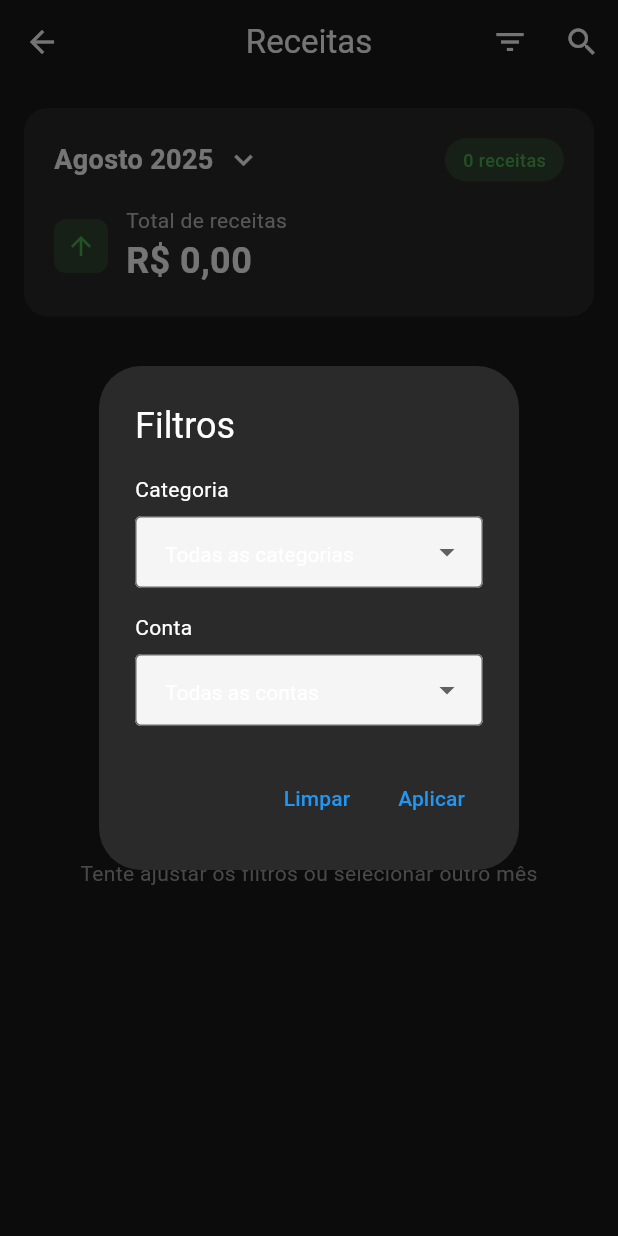
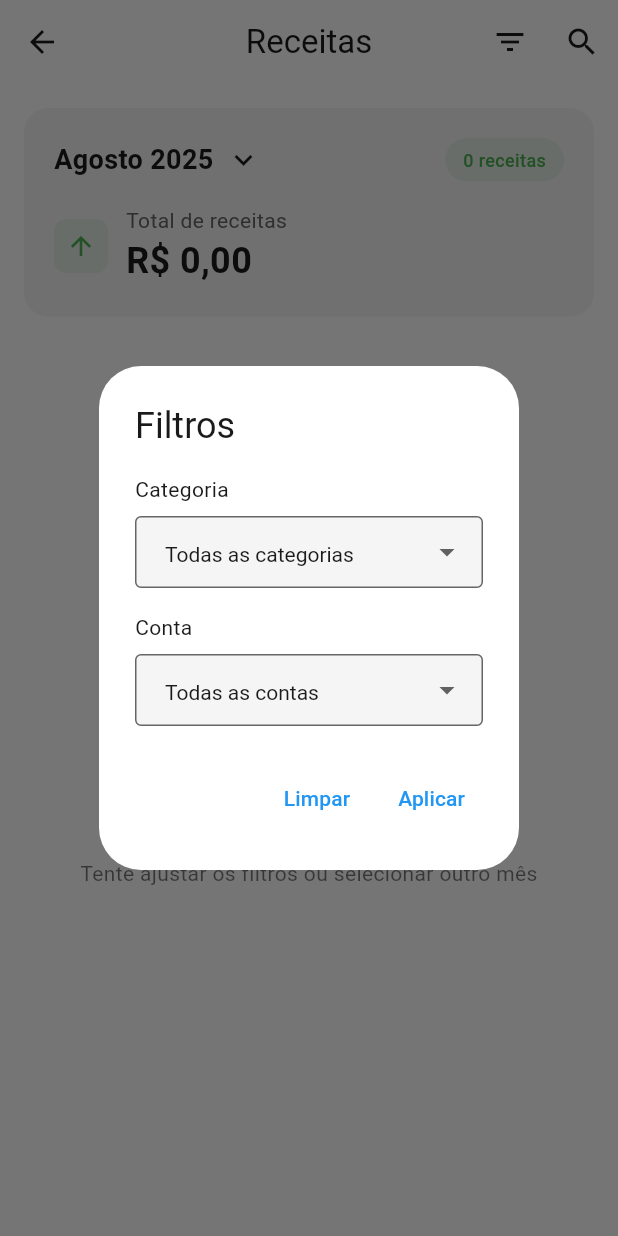
Before and after one commit to pedrovictorpina/financeiro-familiar, a Flutter app: the IncomeScreen screen opened directly, after a tap on the "filter list" icon, on a phone screen of 412 x 824 dp. Run offline on Flutter 3.47's test engine with Material 3 defaults, Android fonts, the phone set to English and light mode, and no system bars; our stand-ins replace cloud_firestore, dio, file_picker, firebase_auth, firebase_core, fl_chart and 3 more; accounts and stored records are empty; network calls fail.

Commit message:
Transações: corrigir temas e erros de compilação\n\n- Remover const de SnackBar e InputDecoration quando há uso de cores dinâmicas via context\n- Padronizar cores de sucesso/erro com TransactionColors e context.errorColor\n- Ajustar ColorScheme dos date pickers para usar cores do tema/cardColor\n- Adicionar import de theme_extensions e remover const em TextStyle com context em transactions_screen\n- Expense: mover e ajustar _selecionarPeriodo dentro da classe e definir DateTimeRange? _intervaloDatas\n- Corrigir SnackBars restantes em add_transfer_screen e add_income_screen

```diff
--- a/financeiro_familiar/lib/screens/transactions/income_screen.dart
+++ b/financeiro_familiar/lib/screens/transactions/income_screen.dart
@@ -1,10 +1,11 @@
 import 'package:flutter/material.dart';
 import 'package:provider/provider.dart';
 import '../../providers/finance_provider.dart';
-import '../../utils/formatters.dart';
 import '../../models/transacao.dart';
 import '../../models/categoria.dart';
 import '../../models/conta.dart';
+import '../../utils/formatters.dart';
+import '../../utils/theme_extensions.dart';
 
 class IncomeScreen extends StatefulWidget {
   const IncomeScreen({super.key});
@@ -30,53 +31,36 @@ class _IncomeScreenState extends State<IncomeScreen> {
 
   List<Transacao> _getFilteredIncomes(List<Transacao> allTransactions) {
     return allTransactions.where((transacao) {
-      // Filtrar apenas receitas
       if (transacao.tipo != TipoTransacao.receita) return false;
-
-      // Filtrar por mês selecionado
-      if (transacao.data.year != _selectedMonth.year ||
-          transacao.data.month != _selectedMonth.month) {
-        return false;
-      }
-
-      // Filtrar por categoria se selecionada
-      if (_selectedCategoryId != null &&
-          transacao.categoriaId != _selectedCategoryId) {
-        return false;
-      }
-
-      // Filtrar por conta se selecionada
-      if (_selectedAccountId != null &&
-          transacao.contaId != _selectedAccountId) {
-        return false;
-      }
-
-      // Filtrar por texto de busca
+      if (transacao.data.year != _selectedMonth.year || transacao.data.month != _selectedMonth.month) return false;
+      if (_selectedCategoryId != null && transacao.categoriaId != _selectedCategoryId) return false;
+      if (_selectedAccountId != null && transacao.contaId != _selectedAccountId) return false;
       if (_searchText.isNotEmpty) {
         return transacao.descricao.toLowerCase().contains(_searchText.toLowerCase());
       }
-
       return true;
     }).toList();
   }
 
-  List<Transacao> _getPaginatedIncomes(List<Transacao> filteredIncomes) {
+  List<Transacao> _getPaginatedIncomes(List<Transacao> filtered) {
     final startIndex = _currentPage * _itemsPerPage;
-    final endIndex = (startIndex + _itemsPerPage).clamp(0, filteredIncomes.length);
-    return filteredIncomes.sublist(startIndex, endIndex);
+    final endIndex = (startIndex + _itemsPerPage).clamp(0, filtered.length);
+    return filtered.sublist(startIndex, endIndex);
   }
 
   @override
   Widget build(BuildContext context) {
+    final theme = Theme.of(context);
+
     return Scaffold(
-      backgroundColor: const Color(0xFF1A1A1A),
+      backgroundColor: theme.scaffoldBackgroundColor,
       appBar: AppBar(
-        backgroundColor: const Color(0xFF1A1A1A),
-        title: const Text(
+        backgroundColor: theme.appBarTheme.backgroundColor,
+        title: Text(
           'Receitas',
-          style: TextStyle(color: Colors.white),
+          style: TextStyle(color: theme.appBarTheme.foregroundColor),
         ),
-        iconTheme: const IconThemeData(color: Colors.white),
+        iconTheme: IconThemeData(color: theme.appBarTheme.foregroundColor),
         actions: [
           IconButton(
             icon: const Icon(Icons.filter_list),
@@ -91,30 +75,25 @@ class _IncomeScreenState extends State<IncomeScreen> {
       body: Consumer<FinanceProvider>(
         builder: (context, financeProvider, child) {
           final filteredIncomes = _getFilteredIncomes(financeProvider.transacoes);
-          final paginatedIncomes = _getPaginatedIncomes(filteredIncomes);
+          final paginated = _getPaginatedIncomes(filteredIncomes);
           final totalPages = (filteredIncomes.length / _itemsPerPage).ceil();
           final totalValue = filteredIncomes.fold(0.0, (sum, t) => sum + t.valor);
 
           return Column(
             children: [
-              // Header com resumo do mês
               _buildMonthHeader(totalValue, filteredIncomes.length),
-
-              // Lista de receitas
               Expanded(
                 child: filteredIncomes.isEmpty
                     ? _buildEmptyState()
                     : ListView.builder(
                         padding: const EdgeInsets.all(16),
-                        itemCount: paginatedIncomes.length,
+                        itemCount: paginated.length,
                         itemBuilder: (context, index) {
-                          final transacao = paginatedIncomes[index];
+                          final transacao = paginated[index];
                           return _buildIncomeCard(context, transacao, financeProvider);
                         },
                       ),
               ),
-
-              // Paginação
               if (totalPages > 1) _buildPagination(totalPages),
             ],
           );
@@ -128,7 +107,7 @@ class _IncomeScreenState extends State<IncomeScreen> {
       margin: const EdgeInsets.all(16),
       padding: const EdgeInsets.all(20),
       decoration: BoxDecoration(
-        color: const Color(0xFF2A2A2A),
+        color: context.containerColor,
         borderRadius: BorderRadius.circular(16),
       ),
       child: Column(
@@ -142,16 +121,16 @@ class _IncomeScreenState extends State<IncomeScreen> {
                   children: [
                     Text(
                       Formatters.formatMonthName(_selectedMonth),
-                      style: const TextStyle(
-                        color: Colors.white,
+                      style: TextStyle(
+                        color: context.primaryText,
                         fontSize: 18,
                         fontWeight: FontWeight.w600,
                       ),
                     ),
                     const SizedBox(width: 8),
-                    const Icon(
+                    Icon(
                       Icons.keyboard_arrow_down,
-                      color: Colors.white,
+                      color: context.primaryText,
                     ),
                   ],
                 ),
@@ -159,13 +138,13 @@ class _IncomeScreenState extends State<IncomeScreen> {
               Container(
                 padding: const EdgeInsets.symmetric(horizontal: 12, vertical: 6),
                 decoration: BoxDecoration(
-                  color: Colors.green.withOpacity(0.2),
+                  color: TransactionColors.getReceitaBackground(context),
                   borderRadius: BorderRadius.circular(20),
                 ),
                 child: Text(
                   '$transactionCount receitas',
                   style: const TextStyle(
-                    color: Colors.green,
+                    color: TransactionColors.receita,
                     fontSize: 12,
                     fontWeight: FontWeight.w500,
                   ),
@@ -179,12 +158,12 @@ class _IncomeScreenState extends State<IncomeScreen> {
               Container(
                 padding: const EdgeInsets.all(8),
                 decoration: BoxDecoration(
-                  color: Colors.green.withOpacity(0.2),
+                  color: TransactionColors.getReceitaBackground(context),
                   borderRadius: BorderRadius.circular(8),
                 ),
                 child: const Icon(
                   Icons.arrow_upward,
-                  color: Colors.green,
+                  color: TransactionColors.receita,
                   size: 20,
                 ),
               ),
@@ -195,14 +174,14 @@ class _IncomeScreenState extends State<IncomeScreen> {
                   Text(
                     'Total de receitas',
                     style: TextStyle(
-                      color: Colors.grey[400],
+                      color: context.secondaryText,
                       fontSize: 14,
                     ),
                   ),
                   Text(
                     Formatters.formatCurrency(totalValue),
-                    style: const TextStyle(
-                      color: Colors.white,
+                    style: TextStyle(
+                      color: context.primaryText,
                       fontSize: 24,
                       fontWeight: FontWeight.bold,
                     ),
@@ -244,7 +223,7 @@ class _IncomeScreenState extends State<IncomeScreen> {
       margin: const EdgeInsets.only(bottom: 12),
       padding: const EdgeInsets.all(16),
       decoration: BoxDecoration(
-        color: const Color(0xFF2A2A2A),
+        color: context.containerColor,
         borderRadius: BorderRadius.circular(12),
       ),
       child: Row(
@@ -268,8 +247,8 @@ class _IncomeScreenState extends State<IncomeScreen> {
               children: [
                 Text(
                   transacao.descricao,
-                  style: const TextStyle(
-                    color: Colors.white,
+                  style: TextStyle(
+                    color: context.primaryText,
                     fontSize: 16,
                     fontWeight: FontWeight.w500,
                   ),
@@ -278,7 +257,7 @@ class _IncomeScreenState extends State<IncomeScreen> {
                 Text(
                   categoria.nome,
                   style: TextStyle(
-                    color: Colors.grey[400],
+                    color: context.secondaryText,
                     fontSize: 14,
                   ),
                 ),
@@ -286,7 +265,7 @@ class _IncomeScreenState extends State<IncomeScreen> {
                 Text(
                   '${conta.nome} • ${Formatters.formatDate(transacao.data)}',
                   style: TextStyle(
-                    color: Colors.grey[500],
+                    color: context.mutedText,
                     fontSize: 12,
                   ),
                 ),
@@ -299,7 +278,7 @@ class _IncomeScreenState extends State<IncomeScreen> {
               Text(
                 '+${Formatters.formatCurrency(transacao.valor)}',
                 style: const TextStyle(
-                  color: Colors.green,
+                  color: TransactionColors.receita,
                   fontSize: 16,
                   fontWeight: FontWeight.bold,
                 ),
@@ -309,13 +288,13 @@ class _IncomeScreenState extends State<IncomeScreen> {
                   margin: const EdgeInsets.only(top: 4),
                   padding: const EdgeInsets.symmetric(horizontal: 6, vertical: 2),
                   decoration: BoxDecoration(
-                    color: Colors.blue.withOpacity(0.2),
+                    color: context.infoColor.withOpacity(0.2),
                     borderRadius: BorderRadius.circular(10),
                   ),
-                  child: const Text(
+                  child: Text(
                     'Recorrente',
                     style: TextStyle(
-                      color: Colors.blue,
+                      color: context.infoColor,
                       fontSize: 10,
                       fontWeight: FontWeight.w500,
                     ),
@@ -336,14 +315,14 @@ class _IncomeScreenState extends State<IncomeScreen> {
           Icon(
             Icons.trending_up,
             size: 64,
-            color: Colors.grey[400],
+            color: context.iconColorMuted,
           ),
           const SizedBox(height: 16),
           Text(
             'Nenhuma receita encontrada',
             style: TextStyle(
               fontSize: 18,
-              color: Colors.grey[400],
+              color: context.secondaryText,
               fontWeight: FontWeight.w500,
             ),
           ),
@@ -351,7 +330,7 @@ class _IncomeScreenState extends State<IncomeScreen> {
           Text(
             'Tente ajustar os filtros ou selecionar outro mês',
             style: TextStyle(
-              color: Colors.grey[500],
+              color: context.mutedText,
               fontSize: 14,
             ),
             textAlign: TextAlign.center,
@@ -372,15 +351,15 @@ class _IncomeScreenState extends State<IncomeScreen> {
                 ? () => setState(() => _currentPage--)
                 : null,
             style: ElevatedButton.styleFrom(
-              backgroundColor: const Color(0xFF8B5CF6),
+              backgroundColor: context.accentColor,
               foregroundColor: Colors.white,
             ),
             child: const Text('Anterior'),
           ),
           Text(
             'Página ${_currentPage + 1} de $totalPages',
-            style: const TextStyle(
-              color: Colors.white,
+            style: TextStyle(
+              color: context.primaryText,
               fontWeight: FontWeight.w500,
             ),
           ),
@@ -389,7 +368,7 @@ class _IncomeScreenState extends State<IncomeScreen> {
                 ? () => setState(() => _currentPage++)
                 : null,
             style: ElevatedButton.styleFrom(
-              backgroundColor: const Color(0xFF8B5CF6),
+              backgroundColor: context.accentColor,
               foregroundColor: Colors.white,
             ),
             child: const Text('Próxima'),
@@ -411,7 +390,7 @@ class _IncomeScreenState extends State<IncomeScreen> {
     if (picked != null) {
       setState(() {
         _selectedMonth = DateTime(picked.year, picked.month);
-        _currentPage = 0; // Reset pagination
+        _currentPage = 0;
       });
     }
   }
@@ -420,18 +399,18 @@ class _IncomeScreenState extends State<IncomeScreen> {
     showDialog(
       context: context,
       builder: (context) => AlertDialog(
-        backgroundColor: const Color(0xFF2A2A2A),
-        title: const Text(
+        backgroundColor: Theme.of(context).cardColor,
+        title: Text(
           'Buscar receitas',
-          style: TextStyle(color: Colors.white),
+          style: TextStyle(color: context.primaryText),
         ),
         content: TextField(
           controller: _searchController,
-          style: const TextStyle(color: Colors.white),
-          decoration: const InputDecoration(
+          style: TextStyle(color: context.primaryText),
+          decoration: InputDecoration(
             hintText: 'Digite para buscar...',
-            hintStyle: TextStyle(color: Colors.grey),
-            border: OutlineInputBorder(),
+            hintStyle: TextStyle(color: context.secondaryText),
+            border: const OutlineInputBorder(),
           ),
           autofocus: true,
         ),
@@ -468,29 +447,29 @@ class _IncomeScreenState extends State<IncomeScreen> {
       builder: (context) => Consumer<FinanceProvider>(
         builder: (context, financeProvider, child) {
           return AlertDialog(
-            backgroundColor: const Color(0xFF2A2A2A),
-            title: const Text(
+            backgroundColor: Theme.of(context).cardColor,
+            title: Text(
               'Filtros',
-              style: TextStyle(color: Colors.white),
+              style: TextStyle(color: context.primaryText),
             ),
             content: SingleChildScrollView(
               child: Column(
                 mainAxisSize: MainAxisSize.min,
                 crossAxisAlignment: CrossAxisAlignment.start,
                 children: [
-                  const Text(
+                  Text(
                     'Categoria',
-                    style: TextStyle(color: Colors.white),
+                    style: TextStyle(color: context.primaryText),
                   ),
                   const SizedBox(height: 8),
                   DropdownButtonFormField<String?>(
                     value: _selectedCategoryId,
-                    dropdownColor: const Color(0xFF2A2A2A),
-                    style: const TextStyle(color: Colors.white),
-                    decoration: const InputDecoration(
+                    dropdownColor: context.dropdownColor,
+                    style: TextStyle(color: context.primaryText),
+                    decoration: InputDecoration(
                       hintText: 'Todas as categorias',
-                      hintStyle: TextStyle(color: Colors.grey),
-                      border: OutlineInputBorder(),
+                      hintStyle: TextStyle(color: context.secondaryText),
+                      border: const OutlineInputBorder(),
                     ),
                     items: [
                       const DropdownMenuItem<String?>(
@@ -509,19 +488,19 @@ class _IncomeScreenState extends State<IncomeScreen> {
                     onChanged: (value) => setState(() => _selectedCategoryId = value),
                   ),
                   const SizedBox(height: 16),
-                  const Text(
+                  Text(
                     'Conta',
-                    style: TextStyle(color: Colors.white),
+                    style: TextStyle(color: context.primaryText),
                   ),
                   const SizedBox(height: 8),
                   DropdownButtonFormField<String?>(
                     value: _selectedAccountId,
-                    dropdownColor: const Color(0xFF2A2A2A),
-                    style: const TextStyle(color: Colors.white),
-                    decoration: const InputDecoration(
+                    dropdownColor: context.dropdownColor,
+                    style: TextStyle(color: context.primaryText),
+                    decoration: InputDecoration(
                       hintText: 'Todas as contas',
-                      hintStyle: TextStyle(color: Colors.grey),
-                      border: OutlineInputBorder(),
+                      hintStyle: TextStyle(color: context.secondaryText),
+                      border: const OutlineInputBorder(),
                     ),
                     items: [
                       const DropdownMenuItem<String?>(
```
Also changed, not shown: financeiro_familiar/lib/screens/transactions/add_expense_screen.dart (+32 -32 lines), financeiro_familiar/lib/screens/transactions/add_income_screen.dart (+59 -59 lines), financeiro_familiar/lib/screens/transactions/add_transfer_screen.dart (+44 -41 lines), financeiro_familiar/lib/screens/transactions/expense_screen.dart (+87 -58 lines), financeiro_familiar/lib/screens/transactions/transactions_screen.dart (+9 -8 lines).
